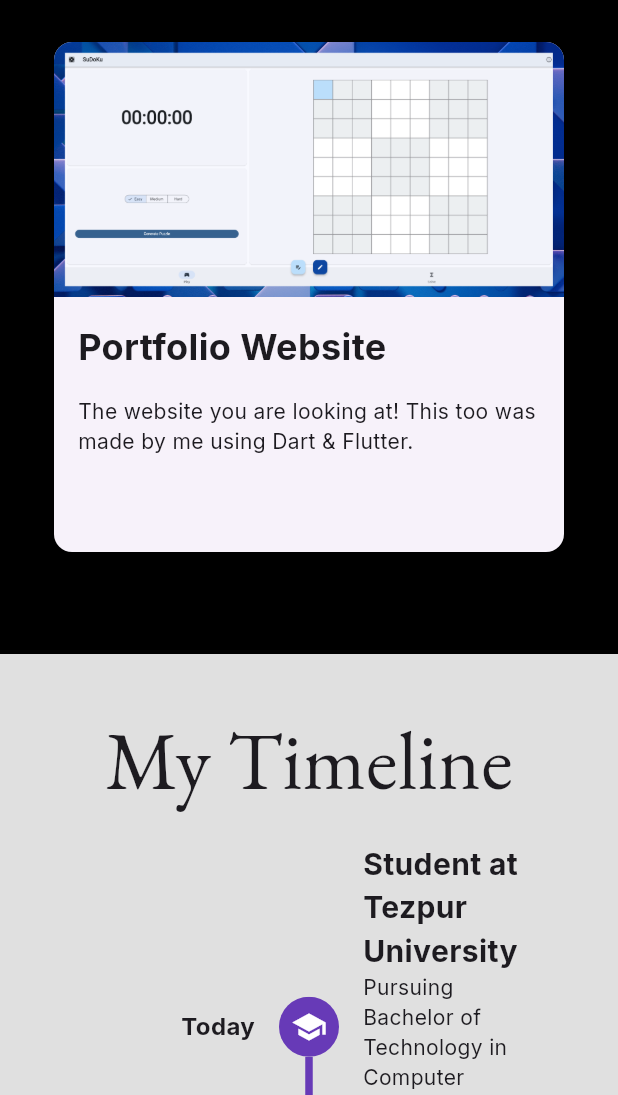
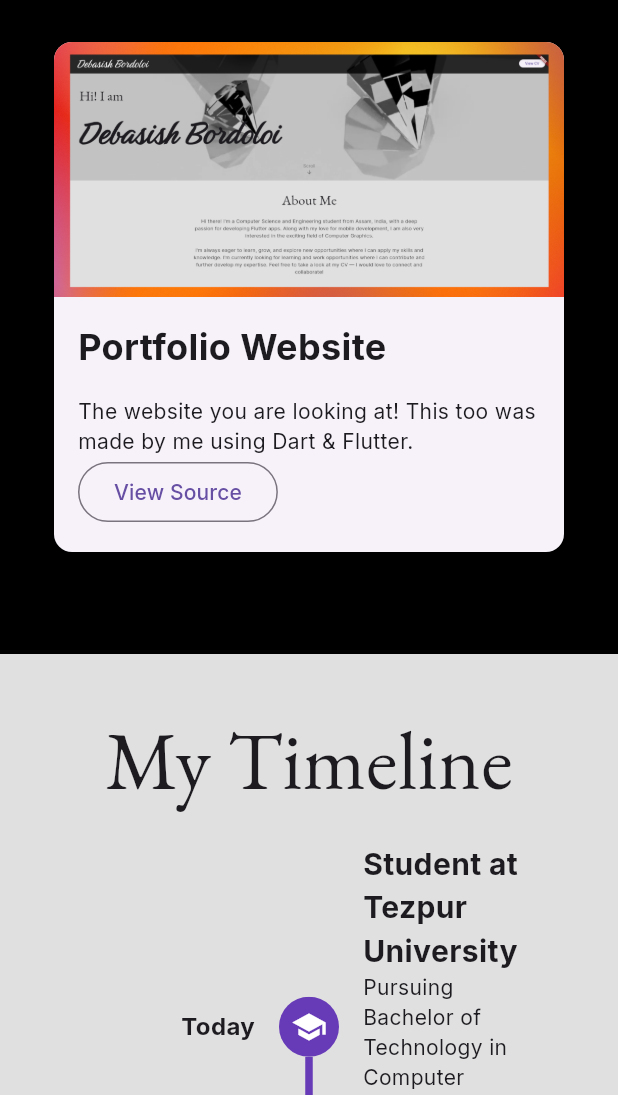
Before and after one commit to debord555/my_website, a Flutter app: the screen it shows after launch, scrolled down 2304 dp, on a phone screen of 412 x 824 dp, the part 141-1236 px from its top. Run offline on Flutter 3.47's test engine with Material 3 defaults, Android fonts, the phone set to English and light mode, and no system bars; our stand-ins replace auto_size_text, google_fonts, timelines_plus, video_player; Roboto replaces fonts that are missing (Birthstone).

Commit message:
Made buttons functional and added website image

```diff
--- a/lib/components/frosted_appbar.dart
+++ b/lib/components/frosted_appbar.dart
@@ -2,6 +2,8 @@ import 'dart:ui';
 
 import 'package:flutter/material.dart';
 import 'package:google_fonts/google_fonts.dart';
+import 'package:my_website/constants.dart';
+import 'package:url_launcher/url_launcher.dart';
 
 class FrostedAppbar extends StatelessWidget {
   const FrostedAppbar({super.key});
@@ -41,7 +43,9 @@ class FrostedAppbar extends StatelessWidget {
                 Row(
                   children: [
                     ElevatedButton(
-                      onPressed: () {},
+                      onPressed: () {
+                        launchUrl(cvLink);
+                      },
                       child: Text(
                         "View CV",
                         style: TextStyle(fontWeight: FontWeight.bold),
--- a/lib/components/timeline.dart
+++ b/lib/components/timeline.dart
@@ -49,7 +49,7 @@ class TimeLine extends StatelessWidget {
                     eventTitle: myTimelineStuff[index]["eventTitle"],
                     eventDescription: myTimelineStuff[index]
                         ["eventDescription"],
-                        alignAtEnd: true,
+                    alignAtEnd: true,
                   );
                 } else {
                   return Padding(
@@ -71,7 +71,16 @@ class TimeLine extends StatelessWidget {
                     ),
               endConnectorBuilder: (context, index) =>
                   (index == myTimelineStuff.length - 1)
-                      ? Connector.transparent()
+                      ? DecoratedLineConnector(
+                          thickness: 5,
+                          decoration: BoxDecoration(
+                            gradient: LinearGradient(
+                              colors: [Colors.deepPurple, Colors.transparent],
+                              begin: Alignment.topCenter,
+                              end: Alignment.bottomCenter,
+                            ),
+                          ),
+                        )
                       : Connector.solidLine(
                           thickness: 5,
                           color: Colors.deepPurple,
--- a/lib/constants.dart
+++ b/lib/constants.dart
@@ -1,25 +1,56 @@
 import 'package:flutter/material.dart';
+import 'package:url_launcher/url_launcher.dart';
 
-final String introText = "Hi there! I'm a Computer Science and Engineering student from Assam, India, with a deep passion for developing Flutter apps. Along with my love for mobile development, I am also very interested in the exciting field of Computer Graphics. \n\nI'm always eager to learn, grow, and explore new opportunities where I can apply my skills and knowledge. I'm currently looking for learning and work opportunities where I can contribute and further develop my expertise. Feel free to take a look at my CV — I would love to connect and collaborate!";
+final String introText =
+    "Hi there! I'm a Computer Science and Engineering student from Assam, India, with a deep passion for developing Flutter apps. Along with my love for mobile development, I am also very interested in the exciting field of Computer Graphics. \n\nI'm always eager to learn, grow, and explore new opportunities where I can apply my skills and knowledge. I'm currently looking for learning and work opportunities where I can contribute and further develop my expertise. Feel free to take a look at my CV — I would love to connect and collaborate!";
 
 final List<Map<String, dynamic>> projects = [
   {
     "name": "Sonata Music Player",
-    "description": "Sonata is a sleek and intuitive music player built with Flutter, designed to enhance your music listening experience with powerful features and a user-friendly interface.",
-    "trailing": OutlinedButton(child: Text("View"), onPressed: () {},),
+    "description":
+        "Sonata is a sleek and intuitive music player built with Flutter, designed to enhance your music listening experience with powerful features and a user-friendly interface.",
+    "trailing": OutlinedButton(
+      child: Text("View Source"),
+      onPressed: () {
+        launchUrl(sonataSource);
+      },
+    ),
     "image": AssetImage("assets/images/sonata.png"),
   },
   {
     "name": "SuDoKu Game",
-    "description": "This is a SuDoKu game and solver application created using Dart & Flutter.",
-    "trailing": OutlinedButton(child: Text("View"), onPressed: () {},),
+    "description":
+        "This is a SuDoKu game and solver application created using Dart & Flutter.",
+    "trailing": Row(
+      children: [
+        OutlinedButton(
+          child: Text("View Source"),
+          onPressed: () {
+            launchUrl(sudokuSource);
+          },
+        ),
+        SizedBox.square(dimension: 8,),
+        OutlinedButton(
+          child: Text("Play"),
+          onPressed: () {
+            launchUrl(sudokuHostedLink);
+          },
+        ),
+      ],
+    ),
     "image": AssetImage("assets/images/sudoku.png"),
   },
   {
     "name": "Portfolio Website",
-    "description": "The website you are looking at! This too was made by me using Dart & Flutter.",
-    "trailing": Container(),
-    "image": AssetImage("assets/images/sudoku.png"),
+    "description":
+        "The website you are looking at! This too was made by me using Dart & Flutter.",
+    "trailing": OutlinedButton(
+      onPressed: () {
+        launchUrl(sourceUri);
+      },
+      child: Text("View Source"),
+    ),
+    "image": AssetImage("assets/images/website.png"),
   }
 ];
 
@@ -27,13 +58,15 @@ final List<Map<String, dynamic>> myTimelineStuff = [
   {
     "date": "Today",
     "eventTitle": "Student at Tezpur University",
-    "eventDescription": "Pursuing Bachelor of Technology in Computer Science & Engineering. Expected to graduate in 2026.",
+    "eventDescription":
+        "Pursuing Bachelor of Technology in Computer Science & Engineering. Expected to graduate in 2026.",
     "icon": Icons.school,
   },
   {
     "date": "November 2024",
     "eventTitle": "2nd Prize - HackXetra",
-    "eventDescription": "Secured 2nd Prize at HackXetra, a hackathon conducted under TechXetra 2024, at Tezpur University.",
+    "eventDescription":
+        "Secured 2nd Prize at HackXetra, a hackathon conducted under TechXetra 2024, at Tezpur University.",
     "icon": Icons.emoji_events,
     "color": Colors.amberAccent,
     "iconColor": Colors.black,
@@ -41,20 +74,31 @@ final List<Map<String, dynamic>> myTimelineStuff = [
   {
     "date": "June 2022",
     "eventTitle": "Completed Higher Secondary Education",
-    "eventDescription": "Completed Higher Secondary Education from Pragya Academy, Jorhat. Percentage scored: 94.2%",
+    "eventDescription":
+        "Completed Higher Secondary Education from Pragya Academy, Jorhat. Percentage scored: 94.2%",
     "icon": Icons.school,
   },
   {
     "date": "November 2021",
     "eventTitle": "Received ARSM Diploma",
-    "eventDescription": "Was awarded the diploma of Associate of the Royal Schools of Music, by ABRSM, UK. ",
+    "eventDescription":
+        "Was awarded the diploma of Associate of the Royal Schools of Music, by ABRSM, UK. ",
     "icon": Icons.school,
   },
   {
     "date": "June 2020",
     "eventTitle": "Completed High School Education",
-    "eventDescription": "Completed High School Education from Don Bosco H.S.S. Baghchung, Jorhat. Percentage scored: 95.2%",
+    "eventDescription":
+        "Completed High School Education from Don Bosco H.S.S. Baghchung, Jorhat. Percentage scored: 95.2%",
     "icon": Icons.school,
   },
+];
 
-];
+final linkedInProfile =
+    Uri.parse("https://linkedin.com/in/debasishbordoloi555");
+final githubProfile = Uri.parse("https://github.com/debord555");
+final cvLink = Uri.parse("https://bit.ly/debord_cv");
+final sourceUri = Uri.parse("https://github.com/debord555/my_website");
+final sonataSource = Uri.parse("https://github.com/debord555/sonata");
+final sudokuSource = Uri.parse("https://github.com/debord555/sudoku");
+final sudokuHostedLink = Uri.parse("https://debord555.github.io/sudoku");
--- a/pubspec.yaml
+++ b/pubspec.yaml
@@ -38,6 +38,7 @@ dependencies:
   auto_size_text: ^3.0.0
   google_fonts: ^6.2.1
   timelines_plus: ^1.0.4
+  url_launcher: ^6.3.1
 
 dev_dependencies:
   flutter_test:
@@ -66,6 +67,7 @@ flutter:
     - assets/videos/diamonds.mp4
     - assets/images/sonata.png
     - assets/images/sudoku.png
+    - assets/images/website.png
 
   # An image asset can refer to one or more resolution-specific "variants", see
   # https://flutter.dev/to/resolution-aware-images
```
Also changed, not shown: lib/components/connections.dart (+22 -12 lines), assets/images/website.png (added), pubspec.lock, 5 other files.
